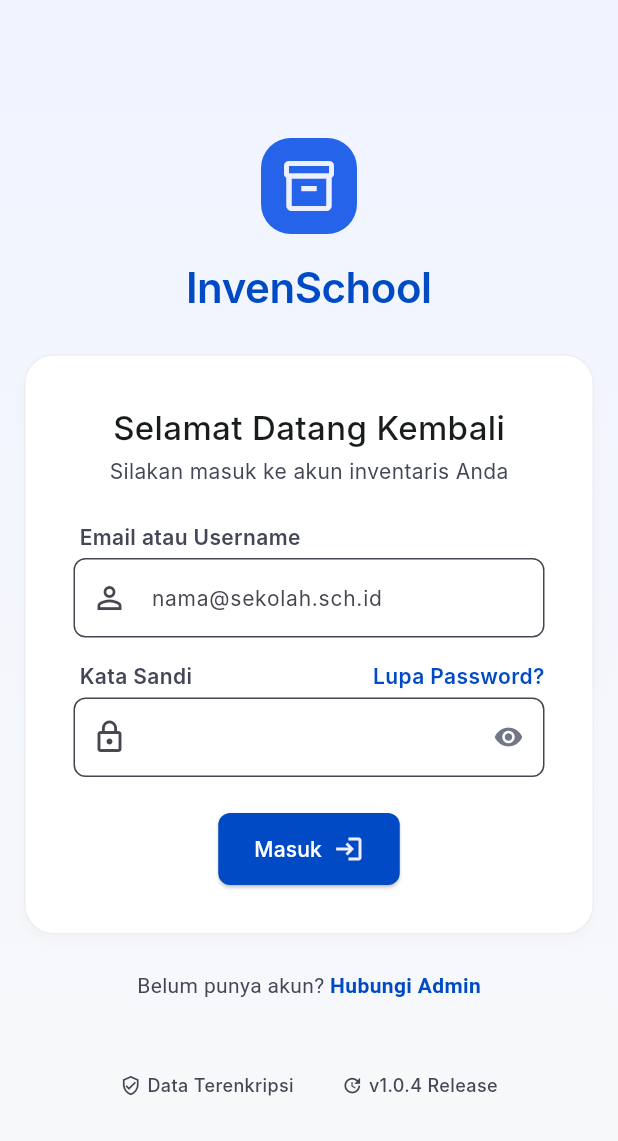
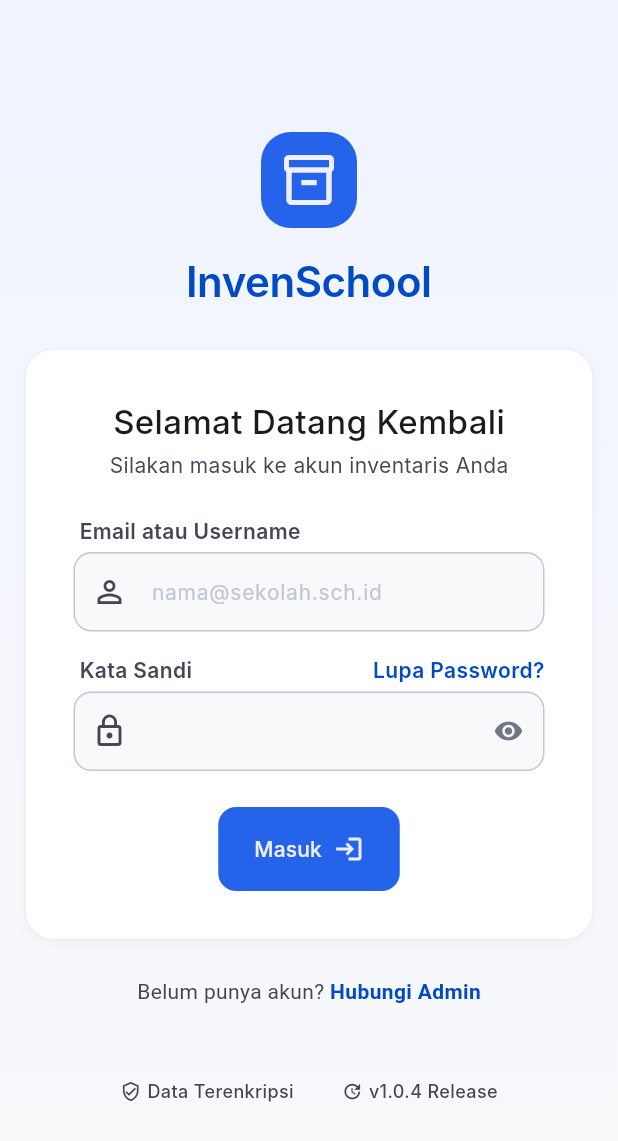
Before and after one commit to YehezkielNandaPradana/InvenSchool, a Flutter app: the screen it shows after launch, on a phone screen of 412 x 824 dp. Shown: the top 1141 px of the screen. Run offline on Flutter 3.47's test engine with Material 3 defaults, Android fonts, the phone set to English and light mode, and no system bars; our stand-ins replace connectivity_plus, dio, shared_preferences; accounts and stored records are empty; Roboto replaces fonts that are missing (Inter).

Commit message:
update app theme

```diff
--- a/Mobile/lib/app/constants/app_theme.dart
+++ b/Mobile/lib/app/constants/app_theme.dart
@@ -9,36 +9,59 @@
       primaryContainer: const Color(0xFF2563eb),
       surface: const Color(0xFFf8f9fa),
       onSurface: const Color(0xFF191c1d),
+      onSurfaceVariant: const Color(0xFF434655),
+      outline: const Color(0xFF737686),
+      outlineVariant: const Color(0xFFc3c6d7),
     ),
     fontFamily: 'Inter',
     scaffoldBackgroundColor: const Color(0xFFf8f9fa),
     elevatedButtonTheme: ElevatedButtonThemeData(
       style: ElevatedButton.styleFrom(
-        backgroundColor: const Color(0xFF004ac6),
-        foregroundColor: Colors.white,
-        minimumSize: const Size(0, 48),
+        backgroundColor: const Color(0xFF2563eb),
+        foregroundColor: const Color(0xFFeeefff),
+        minimumSize: const Size(0, 56),
         shape: RoundedRectangleBorder(
-          borderRadius: BorderRadius.circular(8),
+          borderRadius: BorderRadius.circular(12),
         ),
+        elevation: 0,
+        padding: const EdgeInsets.symmetric(horizontal: 24, vertical: 16),
       ),
     ),
     inputDecorationTheme: InputDecorationTheme(
       filled: true,
-      fillColor: Colors.white,
+      fillColor: const Color(0xFFf8f9fa),
+      contentPadding: const EdgeInsets.symmetric(horizontal: 16, vertical: 16),
       border: OutlineInputBorder(
-        borderRadius: BorderRadius.circular(8),
-        borderSide: const BorderSide(color: Color(0xFFd9dadb)),
+        borderRadius: BorderRadius.circular(12),
+        borderSide: const BorderSide(color: Color(0xFFc3c6d7)),
+      ),
+      enabledBorder: OutlineInputBorder(
+        borderRadius: BorderRadius.circular(12),
+        borderSide: const BorderSide(color: Color(0xFFc3c6d7)),
       ),
       focusedBorder: OutlineInputBorder(
-        borderRadius: BorderRadius.circular(8),
+        borderRadius: BorderRadius.circular(12),
         borderSide: const BorderSide(color: Color(0xFF004ac6), width: 2),
       ),
+      errorBorder: OutlineInputBorder(
+        borderRadius: BorderRadius.circular(12),
+        borderSide: const BorderSide(color: Color(0xFFba1a1a)),
+      ),
+      focusedErrorBorder: OutlineInputBorder(
+        borderRadius: BorderRadius.circular(12),
+        borderSide: const BorderSide(color: Color(0xFFba1a1a), width: 2),
+      ),
+      hintStyle: const TextStyle(
+        color: Color(0xFFc3c6d7),
+        fontSize: 14,
+        fontWeight: FontWeight.w400,
+      ),
     ),
-    cardTheme: const CardThemeData(
-      color: Color(0xFFf8f9fa),
+    cardTheme: CardThemeData(
+      color: const Color(0xFFffffff),
       elevation: 0,
       shape: RoundedRectangleBorder(
-        borderRadius: BorderRadius.all(Radius.circular(20)),
+        borderRadius: BorderRadius.circular(20),
       ),
     ),
   );
```
